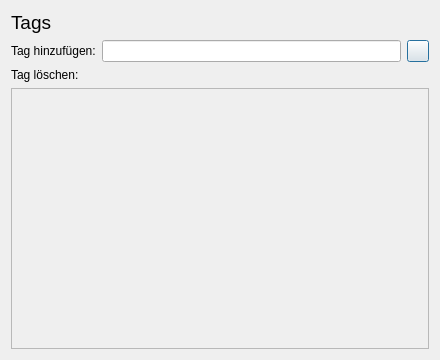
This is addandremovetag.ui in orgnnice/OrgNNice as Qt 5 draws it before an edit. The edited form follows.
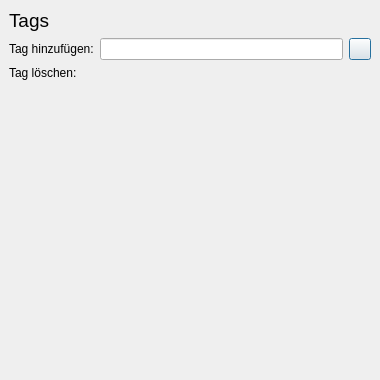
This is the edited form. Icons and pictures are not drawn.

```diff
--- a/addandremovetag.ui
+++ b/addandremovetag.ui
@@ -6,14 +6,14 @@
    <rect>
     <x>0</x>
     <y>0</y>
-    <width>440</width>
-    <height>360</height>
+    <width>380</width>
+    <height>380</height>
    </rect>
   </property>
   <property name="minimumSize">
    <size>
-    <width>440</width>
-    <height>360</height>
+    <width>380</width>
+    <height>380</height>
    </size>
   </property>
   <property name="maximumSize">
@@ -26,6 +26,35 @@
    <string>AddAndRemoveTag</string>
   </property>
   <layout class="QVBoxLayout" name="verticalLayout">
+   <property name="spacing">
+    <number>0</number>
+   </property>
+   <property name="leftMargin">
+    <number>0</number>
+   </property>
+   <property name="topMargin">
+    <number>0</number>
+   </property>
+   <property name="rightMargin">
+    <number>0</number>
+   </property>
+   <property name="bottomMargin">
+    <number>0</number>
+   </property>
+   <item>
+    <layout class="QVBoxLayout" name="verticalLayout_uno">
+     <property name="leftMargin">
+      <number>9</number>
+     </property>
+     <property name="topMargin">
+      <number>9</number>
+     </property>
+     <property name="rightMargin">
+      <number>9</number>
+     </property>
+     <property name="bottomMargin">
+      <number>6</number>
+     </property>
    <item>
     <widget class="QLabel" name="label">
      <property name="font">
@@ -88,8 +117,16 @@
      </property>
     </widget>
    </item>
+    </layout>
+   </item>
    <item>
     <widget class="QScrollArea" name="scrollArea">
+     <property name="frameShape">
+      <enum>QFrame::NoFrame</enum>
+     </property>
+     <property name="frameShadow">
+      <enum>QFrame::Plain</enum>
+     </property>
      <property name="widgetResizable">
       <bool>true</bool>
      </property>
@@ -98,11 +135,18 @@
        <rect>
         <x>0</x>
         <y>0</y>
-        <width>416</width>
-        <height>247</height>
+        <width>380</width>
+        <height>293</height>
        </rect>
       </property>
-      <layout class="QVBoxLayout" name="verticalLayout_2"/>
+      <layout class="QVBoxLayout" name="verticalLayout_2">
+       <property name="spacing">
+        <number>6</number>
+       </property>
+       <property name="topMargin">
+        <number>0</number>
+       </property>
+      </layout>
      </widget>
     </widget>
    </item>
```
Lines whose indentation alone changed are shown as unchanged.
